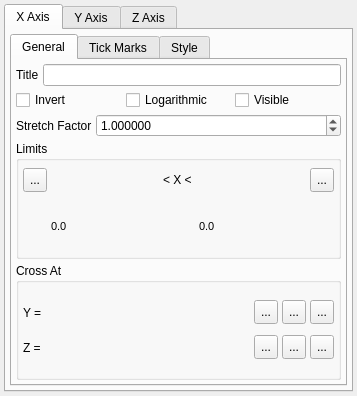
Qt form src/gui/axes.ui (trisyoungs/uchroma) before a commit.
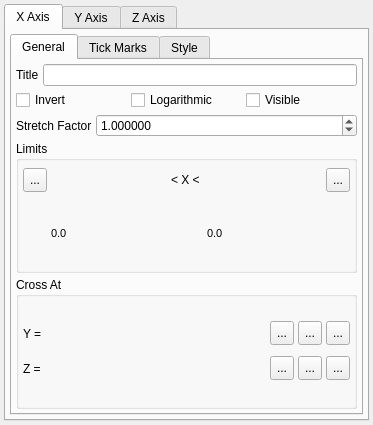
The same form after that commit. Icons and pictures are not drawn. Custom widgets are drawn as their Qt base class.

```diff
--- a/src/gui/axes.ui
+++ b/src/gui/axes.ui
@@ -6,8 +6,8 @@
    <rect>
     <x>0</x>
     <y>0</y>
-    <width>357</width>
-    <height>396</height>
+    <width>373</width>
+    <height>425</height>
    </rect>
   </property>
   <property name="sizePolicy">
```
Left out of the diff: 14 changed lines with no effect on the pictures.
